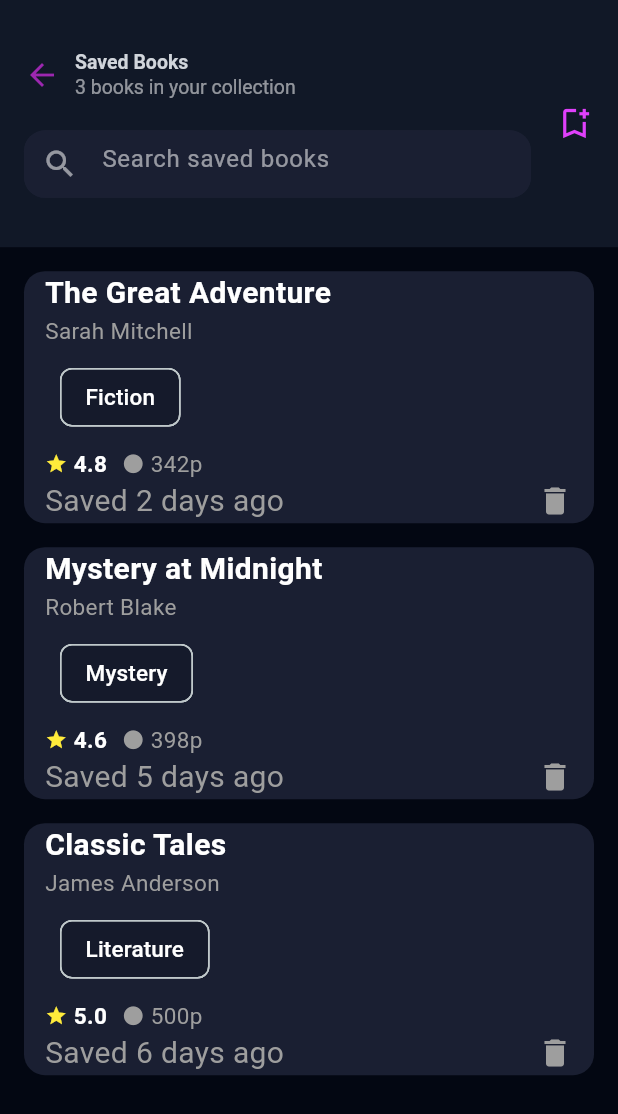
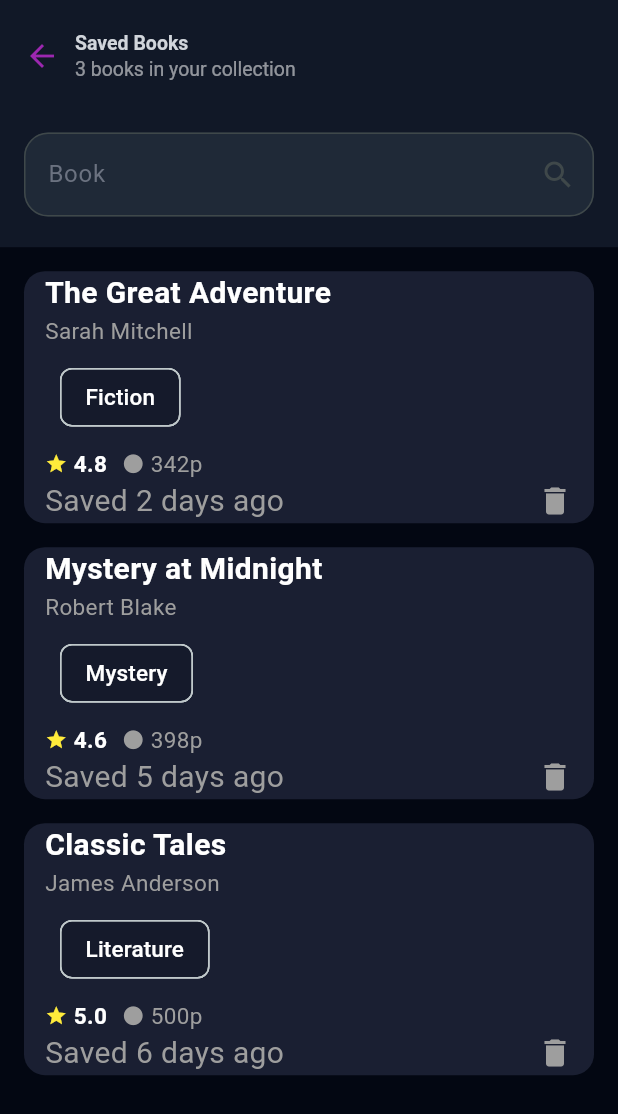
Before and after one commit to ChristianMarcellino/projectuasflutter, a Flutter app: the screen it shows after launch, on a phone screen of 412 x 824 dp. Shown: the top 1114 px of the screen. Run offline on Flutter 3.47's test engine with Material 3 defaults, Android fonts, the phone set to English and light mode, and no system bars.

Commit message:
rombak_sikit

```diff
--- a/lib/screen/save_screen.dart
+++ b/lib/screen/save_screen.dart
@@ -1,5 +1,6 @@
 import 'package:flutter/cupertino.dart';
 import 'package:flutter/material.dart';
+import 'package:projectuas/screen/ui/custom_form_field.dart';
 
 class SaveScreen extends StatefulWidget {
   const SaveScreen({super.key});
@@ -9,6 +10,8 @@ class SaveScreen extends StatefulWidget {
 }
 
 class _SaveScreen extends State<SaveScreen> {
+  final TextEditingController _searchController = TextEditingController();
+
   @override
   Widget build(BuildContext context) {
     return Scaffold(
@@ -17,7 +20,10 @@ class _SaveScreen extends State<SaveScreen> {
       appBar: AppBar(
         toolbarHeight: MediaQuery.sizeOf(context).height / 5,
         backgroundColor: Color(0xFF111827),
+        automaticallyImplyLeading: false,
         title: Column(
+          crossAxisAlignment: CrossAxisAlignment.start,
+          mainAxisAlignment: MainAxisAlignment.center,
           children: [
             Row(
               children: [
@@ -45,41 +51,14 @@ class _SaveScreen extends State<SaveScreen> {
 
             SizedBox(height: 10),
 
-            Padding(
-              padding: const EdgeInsets.only(top: 10),
-              child: Container(
-                height: 45,
-                decoration: BoxDecoration(
-                  color: Color(0xFF1A1F32),
-                  borderRadius: BorderRadius.circular(14),
-                ),
-                child: TextField(
-                  style: TextStyle(color: Colors.white),
-                  decoration: InputDecoration(
-                    hintText: "Search saved books",
-                    focusColor: Colors.white,
-                    hintStyle: TextStyle(color: Colors.white54),
-                    prefixIcon: Icon(Icons.search, color: Colors.white54),
-                    filled: true,
-                    fillColor: Color(0xFF1A1F32),
-                    border: OutlineInputBorder(
-                      borderRadius: BorderRadius.circular(14),
-                      borderSide: BorderSide.none,
-                    ),
-                  ),
-                ),
-              ),
+            CustomFormField(
+              label: "",
+              controller: _searchController,
+              hint: "Book",
+              suffixIcon: Icon(Icons.search),
             ),
           ],
         ),
-        actions: [
-          Icon(
-            Icons.bookmark_add_outlined,
-            color: Colors.purpleAccent,
-            size: 26,
-          ),
-          SizedBox(width: 16),
-        ],
       ),
 
       //body
```
